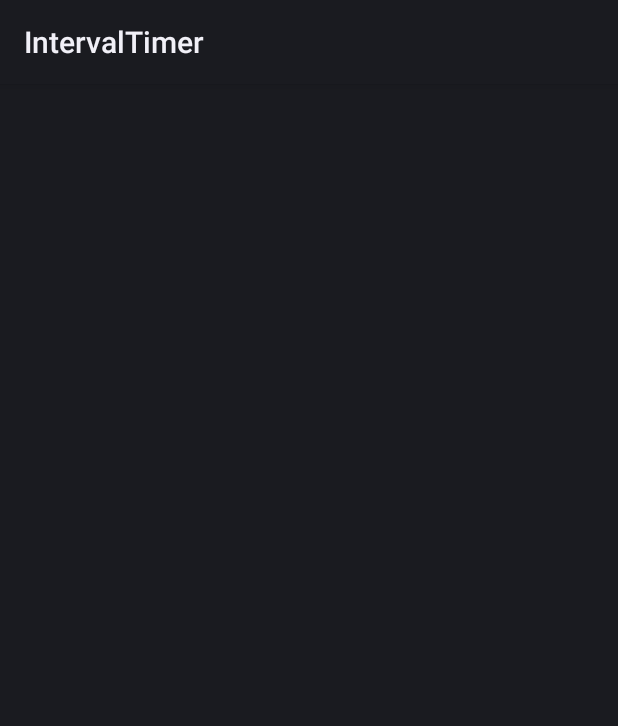
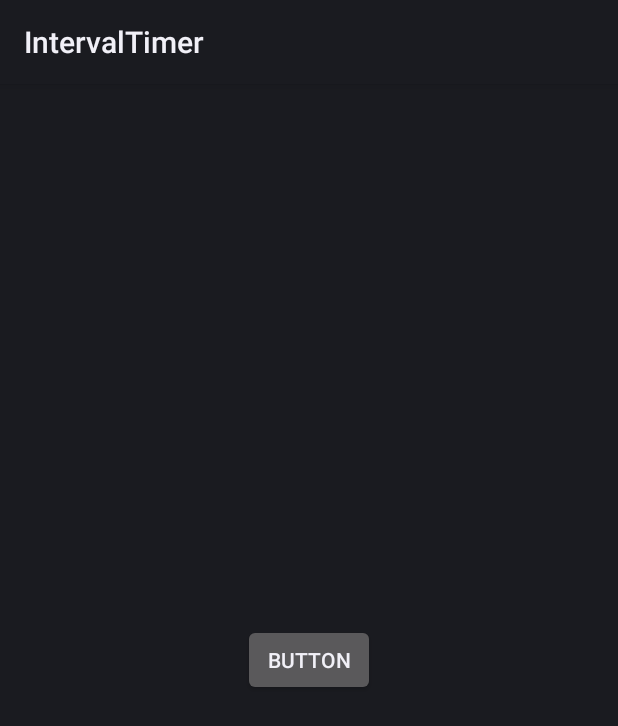
Before and after one commit to lucianosantosdev/IntervalTimer, an Android app: the screen it shows after launch (MainActivity), on a phone screen of 412 x 824 dp. Shown: the top 726 px of the screen. Run offline under Robolectric (Android 15) with nearby library versions, the phone set to English and light mode, and no system bars; plain views replace BoxInsetLayout.

Commit message:
Create base fragments and add navigation

```diff
--- a/wear/build.gradle
+++ b/wear/build.gradle
@@ -34,5 +34,7 @@ dependencies {
     implementation 'androidx.legacy:legacy-support-v4:1.0.0'
     implementation 'androidx.recyclerview:recyclerview:1.2.1'
     implementation 'androidx.wear:wear:1.2.0'
+    implementation 'androidx.navigation:navigation-fragment-ktx:2.5.3'
+    implementation 'androidx.navigation:navigation-ui-ktx:2.5.3'
     wearApp project(":wear")
 }
--- a/wear/src/main/java/dev/lucianosantos/intervaltimer/MainActivity.kt
+++ b/wear/src/main/java/dev/lucianosantos/intervaltimer/MainActivity.kt
@@ -2,9 +2,10 @@ package dev.lucianosantos.intervaltimer
 
 import android.app.Activity
 import android.os.Bundle
+import androidx.fragment.app.FragmentActivity
 import dev.lucianosantos.intervaltimer.databinding.ActivityMainBinding
 
-class MainActivity : Activity() {
+class MainActivity : FragmentActivity() {
 
     private lateinit var binding: ActivityMainBinding
 
@@ -12,6 +13,7 @@ class MainActivity : Activity() {
         super.onCreate(savedInstanceState)
 
         binding = ActivityMainBinding.inflate(layoutInflater)
+
         setContentView(binding.root)
 
     }
--- /dev/null
+++ b/wear/src/main/java/dev/lucianosantos/intervaltimer/TimerSettingsFragment.kt
@@ -0,0 +1,39 @@
+package dev.lucianosantos.intervaltimer
+
+import android.os.Bundle
+import android.util.Log
+import androidx.fragment.app.Fragment
+import android.view.LayoutInflater
+import android.view.View
+import android.view.ViewGroup
+import android.widget.Toast
+import androidx.navigation.fragment.findNavController
+import dev.lucianosantos.intervaltimer.databinding.FragmentTimerSettingsBinding
+
+/**
+ * A simple [Fragment] subclass.
+ * Use the [TimerSettingsFragment.newInstance] factory method to
+ * create an instance of this fragment.
+ */
+class TimerSettingsFragment : Fragment() {
+
+    private var _binding : FragmentTimerSettingsBinding? = null
+    private val binding get() = _binding!!
+
+    override fun onCreateView(
+        inflater: LayoutInflater, container: ViewGroup?,
+        savedInstanceState: Bundle?
+    ): View? {
+        // Inflate the layout for this fragment
+        _binding = FragmentTimerSettingsBinding.inflate(inflater, container, false)
+        return binding.root
+    }
+
+    override fun onViewCreated(view: View, savedInstanceState: Bundle?) {
+        super.onViewCreated(view, savedInstanceState)
+
+        binding.startButton.setOnClickListener {
+            findNavController().navigate(R.id.action_timerSettingsFragment_to_timerRunningFragment)
+        }
+    }
+}
--- a/wear/src/main/res/layout/activity_main.xml
+++ b/wear/src/main/res/layout/activity_main.xml
@@ -8,17 +8,17 @@
     tools:context=".MainActivity"
     tools:deviceIds="wear">
 
-    <FrameLayout
+    <androidx.constraintlayout.widget.ConstraintLayout
         android:layout_width="match_parent"
         android:layout_height="match_parent"
-        android:padding="@dimen/inner_frame_layout_padding"
-        app:layout_boxedEdges="all">
+        >
 
-        <TextView
-            android:id="@+id/text"
-            android:layout_width="wrap_content"
-            android:layout_height="wrap_content"
-            android:text="@string/hello_world" />
-
-    </FrameLayout>
+    <fragment
+        android:layout_width="match_parent"
+        android:layout_height="match_parent"
+        android:id="@+id/nav_host_fragment"
+        android:name="androidx.navigation.fragment.NavHostFragment"
+        app:navGraph="@navigation/nav_graph"
+        app:defaultNavHost="true" />
+    </androidx.constraintlayout.widget.ConstraintLayout>
 </androidx.wear.widget.BoxInsetLayout>
--- /dev/null
+++ b/wear/src/main/res/layout/fragment_timer_settings.xml
@@ -0,0 +1,19 @@
+<?xml version="1.0" encoding="utf-8"?>
+<androidx.constraintlayout.widget.ConstraintLayout xmlns:android="http://schemas.android.com/apk/res/android"
+    xmlns:app="http://schemas.android.com/apk/res-auto"
+    xmlns:tools="http://schemas.android.com/tools"
+    android:layout_width="match_parent"
+    android:layout_height="match_parent"
+    tools:context=".TimerSettingsFragment">
+
+
+    <Button
+        android:id="@+id/startButton"
+        android:layout_width="wrap_content"
+        android:layout_height="wrap_content"
+        android:text="Button"
+        app:layout_constraintBottom_toBottomOf="parent"
+        app:layout_constraintEnd_toEndOf="parent"
+        app:layout_constraintStart_toStartOf="parent"
+        app:layout_constraintTop_toTopOf="parent" />
+</androidx.constraintlayout.widget.ConstraintLayout>
--- /dev/null
+++ b/wear/src/main/res/navigation/nav_graph.xml
@@ -0,0 +1,22 @@
+<?xml version="1.0" encoding="utf-8"?>
+<navigation xmlns:android="http://schemas.android.com/apk/res/android"
+    xmlns:app="http://schemas.android.com/apk/res-auto"
+    xmlns:tools="http://schemas.android.com/tools"
+    android:id="@+id/nav_graph"
+    app:startDestination="@id/timerSettingsFragment">
+
+    <fragment
+        android:id="@+id/timerSettingsFragment"
+        android:name="dev.lucianosantos.intervaltimer.TimerSettingsFragment"
+        android:label="fragment_timer_settings"
+        tools:layout="@layout/fragment_timer_settings" >
+        <action
+            android:id="@+id/action_timerSettingsFragment_to_timerRunningFragment"
+            app:destination="@id/timerRunningFragment" />
+    </fragment>
+    <fragment
+        android:id="@+id/timerRunningFragment"
+        android:name="dev.lucianosantos.intervaltimer.TimerRunningFragment"
+        android:label="fragment_timer_running"
+        tools:layout="@layout/fragment_timer_running" />
+</navigation>
--- a/wear/src/main/res/values/strings.xml
+++ b/wear/src/main/res/values/strings.xml
@@ -5,4 +5,7 @@
     values-round/strings.xml for round devices.
     -->
     <string name="hello_world">Hello Square World!</string>
+    <!-- TODO: Remove or change this placeholder text -->
+    <string name="hello_blank_fragment">Hello blank fragment</string>
+    <string name="start">start</string>
 </resources>
```
Also changed, not shown: wear/src/main/java/dev/lucianosantos/intervaltimer/TimerRunningFragment.kt (added, +27 -0 lines), wear/src/main/java/dev/lucianosantos/intervaltimer/core/data/TimerSettings.kt (added, +9 -0 lines), wear/src/main/res/layout/fragment_timer_running.xml (added, +28 -0 lines).
